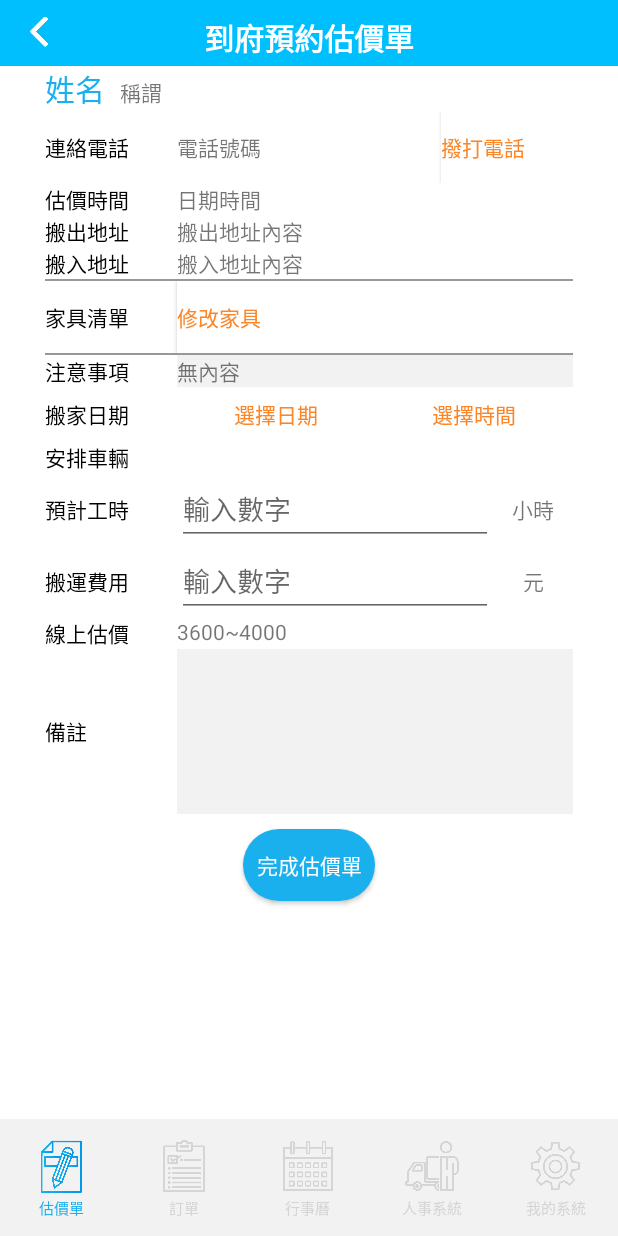
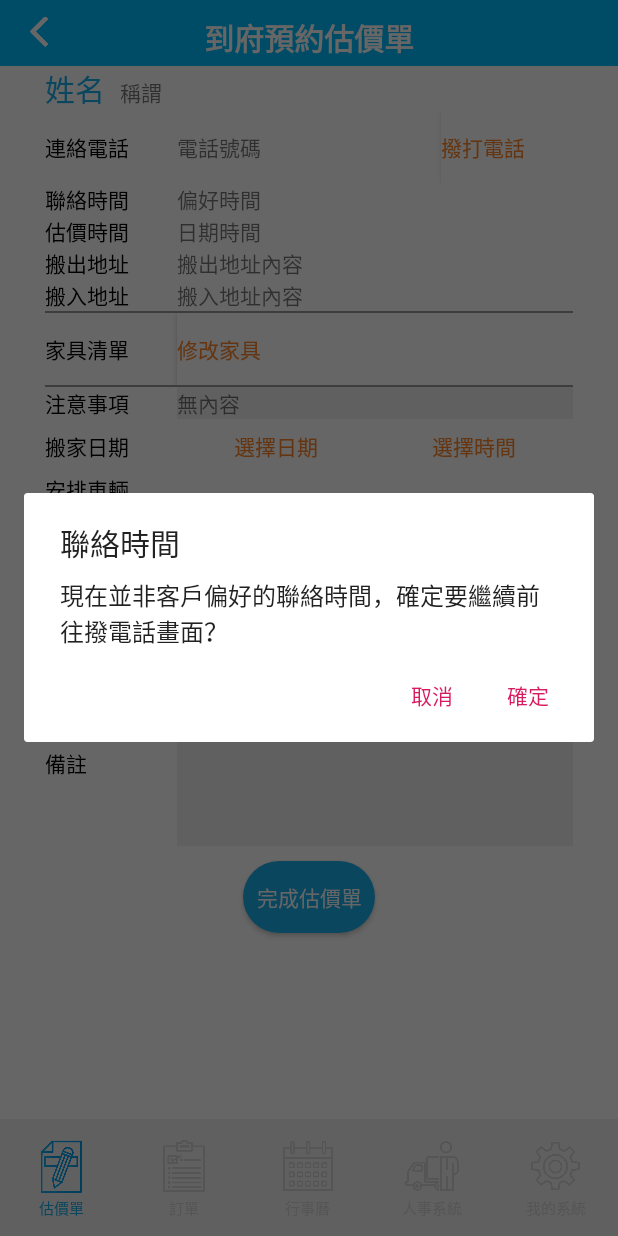
Before and after one commit to ward311/598App, an Android app: the ValuationBooking_Detail screen opened directly, with no data from a screen before it, after a tap on "撥打電話", on a phone screen of 412 x 824 dp. Run offline under Robolectric (Android 15) with nearby library versions, the phone set to English and light mode, and no system bars; 8 statements that could not run were skipped.

```diff
--- a/app/src/main/AndroidManifest.xml
+++ b/app/src/main/AndroidManifest.xml
@@ -53,6 +53,7 @@
 
         <!--System-->
         <activity android:name=".system.System"/>
+        <activity android:name=".system.System_Data"/>
         <activity android:name=".system.System_Vacation"/>
         <activity android:name=".system.System_Schedule"/>
 
@@ -60,7 +61,6 @@
         <activity android:name=".bouns.System_Bonus"/>
         <activity android:name=".bouns.Bonus_View"/>
         <activity android:name=".bouns.Bonus_Distribution"/>
-        <activity android:name=".bouns.Distribution_Detail"/>
         <activity android:name=".bouns.Bonus_List"/>
         <activity android:name=".bouns.Bonus_List_Detail"/>
 
@@ -79,7 +79,7 @@
         <activity android:name=".ForgetPassword" />
         <activity android:name=".Register" />
 
-        <activity android:name=".system.System_Data">
+        <activity android:name=".bouns.Distribution_Detail">
             <intent-filter>
                 <action android:name="android.intent.action.MAIN" />
 
--- a/app/src/main/java/com/example/homerenting_prototype_one/valuation/ValuationBooking_Detail.java
+++ b/app/src/main/java/com/example/homerenting_prototype_one/valuation/ValuationBooking_Detail.java
@@ -7,6 +7,7 @@ import android.content.Context;
 import android.content.DialogInterface;
 import android.content.Intent;
 import android.net.Uri;
+import android.os.Build;
 import android.os.Bundle;
 import android.os.Handler;
 import android.text.Editable;
@@ -24,6 +25,7 @@ import android.widget.TextView;
 import android.widget.TimePicker;
 import android.widget.Toast;
 
+import androidx.annotation.RequiresApi;
 import androidx.appcompat.app.AppCompatActivity;
 import androidx.recyclerview.widget.LinearLayoutManager;
 import androidx.recyclerview.widget.RecyclerView;
@@ -43,6 +45,8 @@ import org.json.JSONException;
 import org.json.JSONObject;
 
 import java.io.IOException;
+import java.time.LocalDate;
+import java.time.LocalDateTime;
 import java.util.ArrayList;
 import java.util.Arrays;
 import java.util.GregorianCalendar;
@@ -62,7 +66,7 @@ import static com.example.homerenting_prototype_one.show.global_function.getDate
 public class ValuationBooking_Detail extends AppCompatActivity {
     LinearLayout furnitureLL;
 
-    TextView nameText, nameTitleText, phoneText, valuationTimeText;
+    TextView nameText, nameTitleText, phoneText, contactTimeText, valuationTimeText;
     TextView fromAddressText, toAddressText, remainderText;
     TextView movingDateText, movingTimeText, valPriceText;
 
@@ -71,16 +75,16 @@ public class ValuationBooking_Detail extends AppCompatActivity {
 
     RecyclerView carAssignRList;
 
-    Button check_btn, furniture_btn;
+    Button check_btn, furniture_btn, phoneCall_btn;
 
     String order_id;
-    String name, gender, phone, valuationTime, fromAddress, toAddress, remainder, memo;
-    String valPrice = "4000";
+    String name, gender, phone, contactTime, valuationTime, fromAddress, toAddress, remainder, memo;
 
     CarAdapter carAdapter;
 
     ArrayList<String[]> cars;
-    int max_car = 4; //超過4輛車就會出現第一列和最後一列對調的狀況，我也不懂為什麼
+    int max_car = 4;
+    int valPrice = -1;
 
     String TAG = "Valuation_Booking_Detail";
     private final String PHP = "/user_data.php";
@@ -92,16 +96,15 @@ public class ValuationBooking_Detail extends AppCompatActivity {
     protected void onCreate(Bundle savedInstanceState) {
         super.onCreate(savedInstanceState);
         setContentView(R.layout.activity_valuation_booking__detail);
-        Button phoneCall_btn = findViewById(R.id.call_btn);
         final GregorianCalendar calendar = new GregorianCalendar();
 
         cars = new ArrayList<>();
         String[] newString = {"", "", ""};
         cars.add(newString);
 
-        bundle = new Bundle();
-        bundle.putString("order_id", "16");
-//        bundle = getIntent().getExtras();
+//        bundle = new Bundle();
+//        bundle.putString("order_id", "16");
+        bundle = getIntent().getExtras();
         order_id = bundle.getString("order_id");
         Log.i(TAG, "order_id: "+order_id);
 
@@ -144,42 +147,12 @@ public class ValuationBooking_Detail extends AppCompatActivity {
             }
         } );
 
+
+        setPhoneBtn();
+
         setCheckBtn();
 
-        phoneCall_btn.setOnClickListener(new View.OnClickListener() {
-            @Override
-            public void onClick(View v) {
-                Intent call_intent = new Intent(Intent.ACTION_DIAL);
-                call_intent.setData(Uri.parse("tel:"+phone));
-                startActivity(call_intent);
-            }
-        });
-
         globalNav(); //底下nav
-    }
-
-    public void linking(){
-        nameText = findViewById(R.id.name_VBD);
-        nameTitleText = findViewById(R.id.nameTitle_VBD);
-        phoneText = findViewById(R.id.phone_VBD);
-        valuationTimeText = findViewById(R.id.valuationTime_VBD);
-        fromAddressText = findViewById(R.id.FromAddress_VBD);
-        toAddressText = findViewById(R.id.ToAddress_VBD);
-        furniture_btn = findViewById(R.id.edit_furniture_btn_VBD);
-        remainderText = findViewById(R.id.notice_VBD);
-        movingDateText = findViewById(R.id.movingDate_VBD);
-        movingTimeText = findViewById(R.id.movingTime_VBD);
-        carNumEdit = findViewById(R.id.num_VBD);
-        carWeightEdit = findViewById(R.id.weight_VBD);
-        carTypeEdit = findViewById(R.id.type_VBD);
-        worktimeEdit = findViewById(R.id.worktime_VBD);
-        priceEdit = findViewById(R.id.price_VBD);
-        check_btn = findViewById(R.id.check_evaluation_btn);
-        furnitureLL = findViewById(R.id.furniture_LL_VBD);
-        valPriceText = findViewById(R.id.valPrice_VBD);
-        memoEdit = findViewById(R.id.PS_VBD);
-
-        carAssignRList = findViewById(R.id.car_assign_VBD);
     }
 
     private void getOrder(){
@@ -229,6 +202,7 @@ public class ValuationBooking_Detail extends AppCompatActivity {
                     name = order.getString("member_name");
                     gender = order.getString("gender");
                     phone = order.getString("phone");
+                    contactTime = order.getString("contact_time");
                     valuationTime = getDate(order.getString("valuation_date"));
                     if(!order.getString("valuation_time").equals("null"))
                         valuationTime = valuationTime+" "+order.getString("valuation_time");
@@ -247,6 +221,7 @@ public class ValuationBooking_Detail extends AppCompatActivity {
                             else if(gender.equals("男")) nameTitleText.setText("先生");
                             else nameTitleText.setText("");
                             phoneText.setText(phone);
+                            contactTimeText.setText(contactTime);
                             valuationTimeText.setText(valuationTime);
                             fromAddressText.setText(fromAddress);
                             toAddressText.setText(toAddress);
@@ -381,6 +356,72 @@ public class ValuationBooking_Detail extends AppCompatActivity {
         }
     }
 
+    private void setPhoneBtn(){
+        phoneCall_btn.setOnClickListener(new View.OnClickListener() {
+            @RequiresApi(api = Build.VERSION_CODES.O)
+            @Override
+            public void onClick(View v) {
+                LocalDateTime now = LocalDateTime.now();
+                if(isContactTime(timeToStr(
+                        isWeekend(String.valueOf(now.getDayOfWeek())),
+                        isNight(now.getHour())))){
+                    callIntent();
+                }
+                else{
+                    AlertDialog.Builder dialog = new AlertDialog.Builder(context);
+                    dialog.setTitle("聯絡時間");
+                    dialog.setMessage("現在並非客戶偏好的聯絡時間，確定要繼續前往撥電話畫面？");
+                    dialog.setPositiveButton("確定", (dialog1, which) -> callIntent());
+                    dialog.setNegativeButton("取消", null);
+                    dialog.create().show();
+                }
+            }
+        });
+    }
+
+    private boolean isWeekend(String dayOfWeek){
+        switch (dayOfWeek){
+            case "MONDAY":
+            case "TUESDAY":
+            case "WEDNESDAY":
+            case "THURSDAY":
+            case "FRIDAY":
+                return false;
+            case "SUNDAY":
+            case "SATURDAY":
+                return true;
+            default:
+                Log.i(TAG, "the today dayOfWeek error");
+        }
+        return false;
+    }
+
+    private boolean isNight(int hour){
+        return (hour < 6 || hour > 19);
+    }
+
+    private String timeToStr(boolean isWeekend, boolean isNight){
+        if(isWeekend && isNight) return "假日晚上";
+        if(!isWeekend && isNight) return "平日晚上";
+        if(isWeekend) return "假日白天";
+        return "平日白天";
+    }
+
+    private boolean isContactTime(String currentTime){
+        String[] token = contactTime.split(",");
+        for (String ct : token) {
+            if (ct.equals(currentTime))
+                return true;
+        }
+        return false;
+    }
+
+    private void callIntent(){
+        Intent call_intent = new Intent(Intent.ACTION_DIAL);
+        call_intent.setData(Uri.parse("tel:"+phone));
+        startActivity(call_intent);
+    }
+
     private void setCheckBtn(){
         check_btn.setOnClickListener(new View.OnClickListener() {
             @Override
@@ -439,29 +480,24 @@ public class ValuationBooking_Detail extends AppCompatActivity {
             priceEdit.setError("請輸入搬家價格");
             check = true;
         }
-//        if(Integer.parseInt(fee) > Integer.parseInt(valPrice)){
-//            priceEdit.setError("所輸入之搬家價格不得高於系統估價計價格");
-//            check = true;
-//        }
+
+        if(Integer.parseInt(fee) > getValPrice()){
+            priceEdit.setError("所輸入之搬家價格不得高於系統估價計價格");
+            check = true;
+        }
 
         return check;
     }
 
-//    private void checkCars(){
-//        if(getCarStr(true)) {
-//            Log.d(TAG, "update car");
-//
-//            int carSize = cars.size();
-//            if(isRowEmpty(carSize-1)) carSize = carSize-1;
-//            Log.d(TAG, "actual car size: "+carSize);
-//
-//            for(int i = 0; i < carSize; i++)
-//                updateCarDemand(i);
-//        }
-//        else Log.d(TAG, "update but empty");
-//
-//        showCars();
-//    }
+    private int getValPrice(){
+        if(valPrice < 0){
+            TextView valPriceText = findViewById(R.id.valPrice_VBD);
+            String valPriceStr = valPriceText.getText().toString();
+            String[] token = valPriceStr.split("~");
+            valPrice = Integer.parseInt(token[1]);
+        }
+        return valPrice;
+    }
 
     private boolean getCarStr(boolean errorMsg){
         boolean check = true;
@@ -580,6 +616,32 @@ public class ValuationBooking_Detail extends AppCompatActivity {
         });
     }
 
+    public void linking(){
+        nameText = findViewById(R.id.name_VBD);
+        nameTitleText = findViewById(R.id.nameTitle_VBD);
+        phoneText = findViewById(R.id.phone_VBD);
+        phoneCall_btn = findViewById(R.id.call_btn_VBD);
+        contactTimeText = findViewById(R.id.contactTime_VBD);
+        valuationTimeText = findViewById(R.id.valuationTime_VBD);
+        fromAddressText = findViewById(R.id.FromAddress_VBD);
+        toAddressText = findViewById(R.id.ToAddress_VBD);
+        furniture_btn = findViewById(R.id.edit_furniture_btn_VBD);
+        remainderText = findViewById(R.id.notice_VBD);
+        movingDateText = findViewById(R.id.movingDate_VBD);
+        movingTimeText = findViewById(R.id.movingTime_VBD);
+        carNumEdit = findViewById(R.id.num_VBD);
+        carWeightEdit = findViewById(R.id.weight_VBD);
+        carTypeEdit = findViewById(R.id.type_VBD);
+        worktimeEdit = findViewById(R.id.worktime_VBD);
+        priceEdit = findViewById(R.id.price_VBD);
+        check_btn = findViewById(R.id.check_evaluation_btn);
+        furnitureLL = findViewById(R.id.furniture_LL_VBD);
+        valPriceText = findViewById(R.id.valPrice_VBD);
+        memoEdit = findViewById(R.id.PS_VBD);
+
+        carAssignRList = findViewById(R.id.car_assign_VBD);
+    }
+
     private void globalNav(){
         ImageView back_btn = findViewById(R.id.back_imgBtn_VBD);
         ImageButton valuation_btn = findViewById(R.id.valuationBlue_Btn);
--- a/app/src/main/res/layout/activity_valuation_booking__detail.xml
+++ b/app/src/main/res/layout/activity_valuation_booking__detail.xml
@@ -88,7 +88,7 @@
                         android:text="電話號碼" />
 
                     <Button
-                        android:id="@+id/call_btn"
+                        android:id="@+id/call_btn_VBD"
                         android:layout_width="0dp"
                         android:layout_height="wrap_content"
                         android:layout_weight="1"
@@ -97,6 +97,28 @@
                         android:text="撥打電話"
                         android:textColor="#FB8527" />
                 </LinearLayout>
+
+                <LinearLayout
+                    android:layout_width="match_parent"
+                    android:layout_height="wrap_content"
+                    android:orientation="horizontal">
+
+                    <TextView
+                        android:layout_width="0dp"
+                        android:layout_height="match_parent"
+                        android:layout_weight="1"
+                        android:gravity="center_vertical"
+                        android:text="聯絡時間"
+                        android:textColor="#000000" />
+
+                    <TextView
+                        android:id="@+id/contactTime_VBD"
+                        android:layout_width="0dp"
+                        android:layout_height="match_parent"
+                        android:layout_weight="3"
+                        android:text="偏好時間" />
+                </LinearLayout>
+
                 <LinearLayout
                     android:layout_width="match_parent"
                     android:layout_height="wrap_content"
@@ -348,9 +370,9 @@
                         android:layout_width="0dp"
                         android:layout_height="match_parent"
                         android:layout_weight="1"
-                        android:text="搬運費用"
                         android:gravity="center_vertical"
-                        android:textColor="#000000"/>
+                        android:text="估價費用"
+                        android:textColor="#000000" />
 
                     <EditText
                         android:id="@+id/price_VBD"
@@ -386,7 +408,7 @@
                         android:layout_width="0dp"
                         android:layout_height="match_parent"
                         android:layout_weight="3"
-                        android:text="3600~4000" />
+                        android:text="3600~8000" />
 <!--                    android:text="系統估計價格"-->
                 </LinearLayout>
                 <LinearLayout
--- a/app/src/main/res/layout/bonus_dialog.xml
+++ b/app/src/main/res/layout/bonus_dialog.xml
@@ -1,7 +1,8 @@
 <?xml version="1.0" encoding="utf-8"?>
 <LinearLayout xmlns:android="http://schemas.android.com/apk/res/android"
-    android:orientation="vertical" android:layout_width="fill_parent"
-    android:layout_height="fill_parent">
+    android:layout_width="fill_parent"
+    android:layout_height="fill_parent"
+    android:orientation="vertical">
 
     <TextView
         android:layout_width="match_parent"
--- a/app/src/main/res/layout/distribution_item.xml
+++ b/app/src/main/res/layout/distribution_item.xml
@@ -30,7 +30,7 @@
         android:layout_weight="0.6"
         android:ems="10"
         android:gravity="center"
-        android:inputType="number"
+        android:inputType="numberDecimal"
         android:visibility="gone" />
 
     <TextView
```
Also changed, not shown: app/src/main/java/com/example/homerenting_prototype_one/bouns/Bonus_View.java (+65 -62 lines), app/src/main/java/com/example/homerenting_prototype_one/bouns/Distribution_Detail.java (+54 -39 lines), app/src/main/res/layout/activity_bonus__view.xml (+52 -31 lines), app/src/main/res/layout/activity_distribution__detail.xml (+64 -2 lines), app/src/main/res/layout/activity_valuation__detail.xml (+52 -51 lines).
